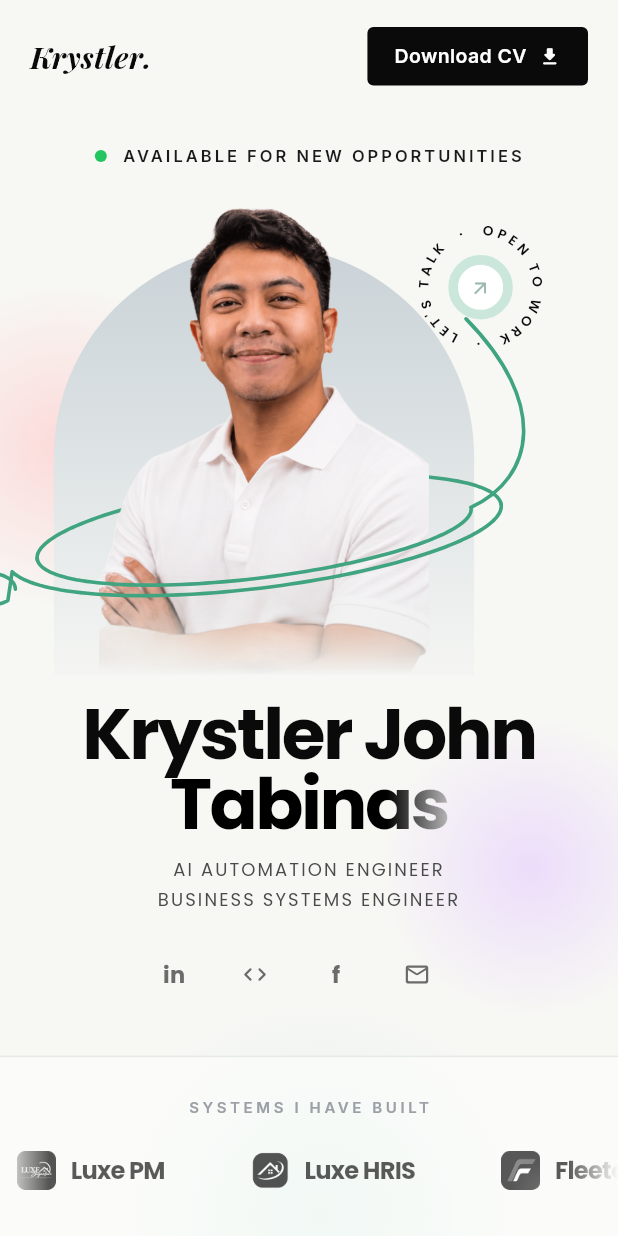
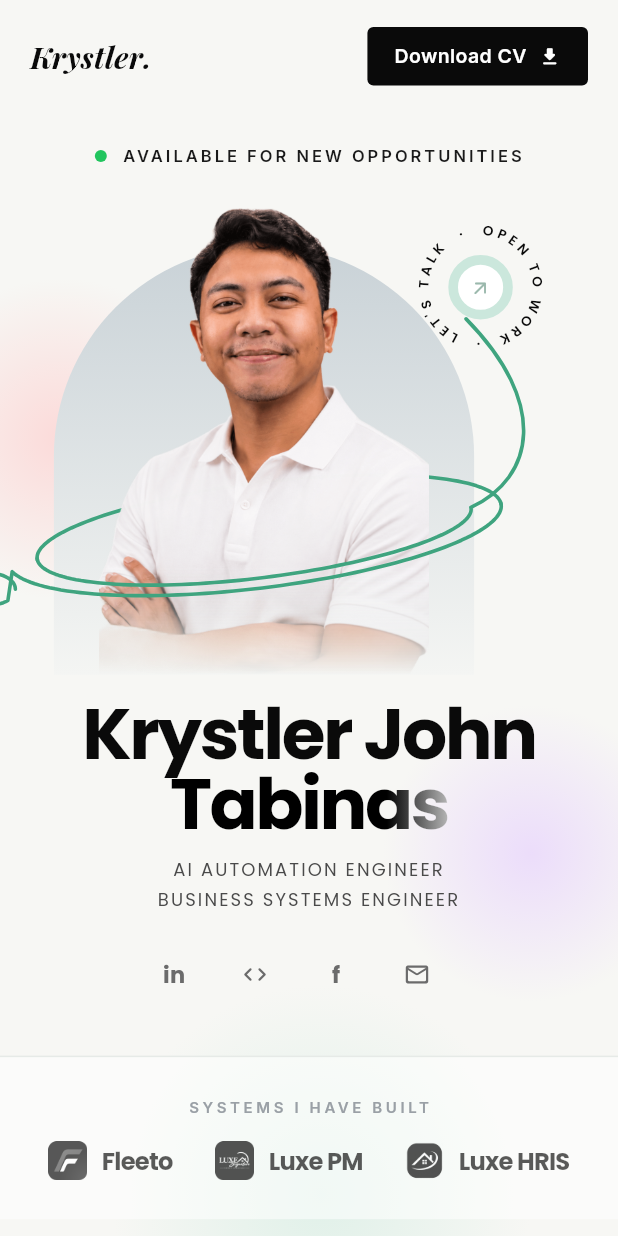
Before and after one commit to lestify12/kjtabinas, a Flutter app: the screen it shows after launch, on a phone screen of 412 x 824 dp. Run offline on Flutter 3.47's test engine with Material 3 defaults, Android fonts, the phone set to English and light mode, and no system bars; drawn by our look-alikes of flutter_animate; our stand-ins replace google_fonts, visibility_detector; missing offline and left inert: dart:html.

Commit message:
Hero: the systems strip stands still, three logos spaced across
Co-Authored-By: Claude Fable 5.1 <noreply@anthropic.com>
Claude-Session: https://claude.ai/code/session_01YVHsAm5k5VFEHXr1dUqA2m

```diff
--- a/lib/sections/hero_section.dart
+++ b/lib/sections/hero_section.dart
@@ -799,46 +799,26 @@ class _AvailableBadge extends StatelessWidget {
   }
 }
 
-// ─── The systems strip: a slow ticker of the systems I have built ─────────
+// ─── The systems strip: a still row of the systems I have built ─────────────
 
-class _LogoStrip extends StatefulWidget {
+class _LogoStrip extends StatelessWidget {
   final VoidCallback onTap;
   final double logoHeight;
-  final bool wrap; // kept for call sites; the strip always runs
+  final bool wrap;
   const _LogoStrip(
       {required this.onTap, required this.logoHeight, this.wrap = false});
-
-  @override
-  State<_LogoStrip> createState() => _LogoStripState();
-}
-
-class _LogoStripState extends State<_LogoStrip>
-    with SingleTickerProviderStateMixin {
-  late final AnimationController _ctrl =
-      AnimationController(vsync: this, duration: const Duration(seconds: 28))
-        ..repeat();
-
-  @override
-  void dispose() {
-    _ctrl.dispose();
-    super.dispose();
-  }
 
   @override
   Widget build(BuildContext context) {
     final items = [
       for (final l in _logos)
-        Padding(
-          padding: EdgeInsets.only(right: widget.logoHeight * 2.2),
-          child: _LogoTile(
-              logo: l, height: widget.logoHeight * l.height, onTap: widget.onTap),
-        ),
+        _LogoTile(logo: l, height: logoHeight * l.height, onTap: onTap),
     ];
-    final doubled = [...items, ...items];
 
     return Container(
       width: double.infinity,
-      padding: EdgeInsets.symmetric(vertical: widget.wrap ? 26 : 0),
+      padding: EdgeInsets.symmetric(
+          vertical: wrap ? 26 : 0, horizontal: wrap ? 20 : 48),
       decoration: BoxDecoration(
         color: Colors.white.withValues(alpha: 0.55),
         border: const Border(top: BorderSide(color: Color(0xFFE6EAE7))),
@@ -856,37 +836,12 @@ class _LogoStripState extends State<_LogoStrip>
             ),
           ),
           const SizedBox(height: 16),
-          MouseRegion(
-            onEnter: (_) => _ctrl.stop(),
-            onExit: (_) => _ctrl.repeat(),
-            child: SizedBox(
-              height: widget.logoHeight * 1.5,
-              child: ClipRect(
-                child: ShaderMask(
-                  shaderCallback: (r) => const LinearGradient(
-                    colors: [
-                      Colors.transparent,
-                      Colors.black,
-                      Colors.black,
-                      Colors.transparent
-                    ],
-                    stops: [0, 0.08, 0.92, 1],
-                  ).createShader(r),
-                  blendMode: BlendMode.dstIn,
-                  child: AnimatedBuilder(
-                    animation: _ctrl,
-                    builder: (_, __) => OverflowBox(
-                      alignment: Alignment.centerLeft,
-                      maxWidth: double.infinity,
-                      child: FractionalTranslation(
-                        translation: Offset(-_ctrl.value / 2, 0),
-                        child: Row(mainAxisSize: MainAxisSize.min, children: doubled),
-                      ),
-                    ),
-                  ),
-                ),
-              ),
-            ),
+          Wrap(
+            spacing: wrap ? 28 : logoHeight * 2.6,
+            runSpacing: 20,
+            alignment: WrapAlignment.center,
+            crossAxisAlignment: WrapCrossAlignment.center,
+            children: items,
           ),
         ],
       ),
```
